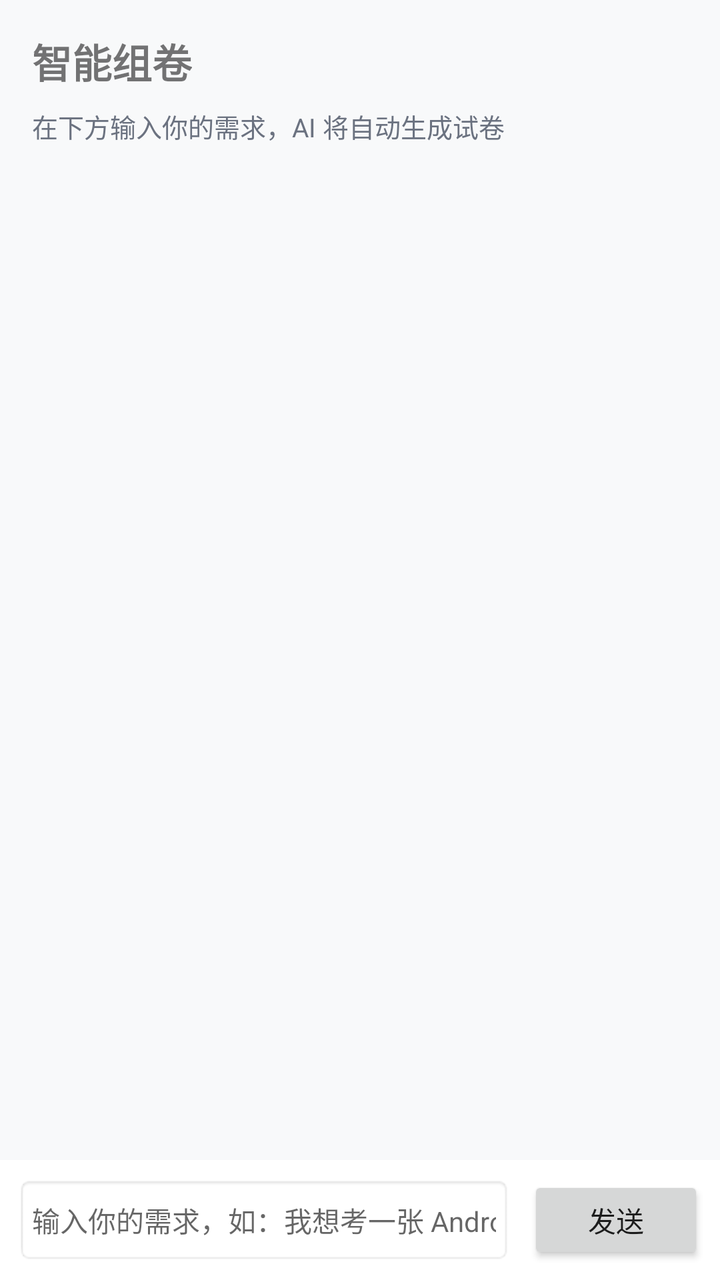
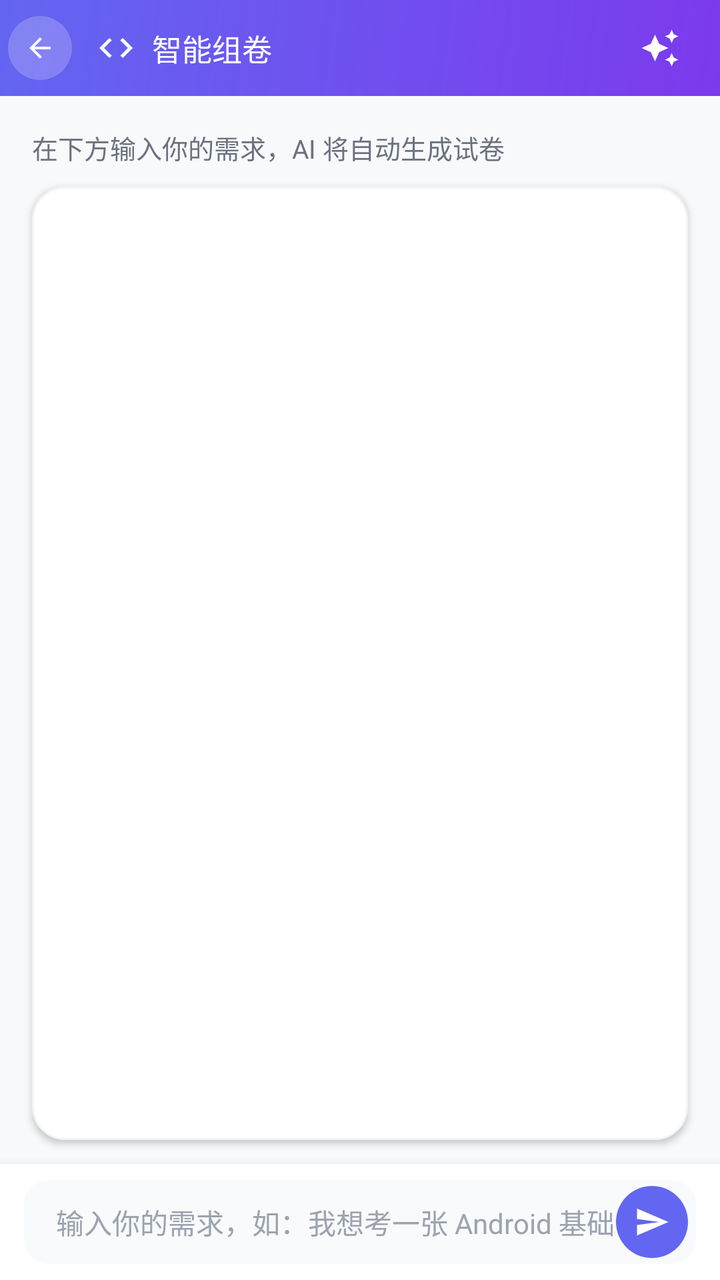

An Android layout rendered at two revisions. The XML below is the earlier revision; the diff shows what the commit changed to produce the second picture.
<!-- AndroidManifest.xml: application theme AppTheme -->
<!-- res/layout/fragment_smart_paper.xml -->
<?xml version="1.0" encoding="utf-8"?>
<LinearLayout xmlns:android="http://schemas.android.com/apk/res/android"
    android:layout_width="match_parent"
    android:layout_height="match_parent"
    android:background="@color/gray_bg"
    android:orientation="vertical">

    
    <LinearLayout
        android:id="@+id/layout_config"
        android:layout_width="match_parent"
        android:layout_height="0dp"
        android:layout_weight="1"
        android:orientation="vertical"
        android:visibility="visible">

        <LinearLayout
            android:layout_width="match_parent"
            android:layout_height="wrap_content"
            android:orientation="vertical"
            android:padding="16dp">

            <TextView
                android:layout_width="wrap_content"
                android:layout_height="wrap_content"
                android:text="智能组卷"
                android:textSize="20sp"
                android:textStyle="bold" />

            <TextView
                android:id="@+id/tv_stream_label"
                android:layout_width="wrap_content"
                android:layout_height="wrap_content"
                android:text="在下方输入你的需求，AI 将自动生成试卷"
                android:textSize="13sp"
                android:textColor="@color/gray_text"
                android:paddingTop="8dp"
                android:paddingBottom="12dp" />
        </LinearLayout>

        
        <WebView
            android:id="@+id/wv_stream_content"
            android:layout_width="match_parent"
            android:layout_height="0dp"
            android:layout_weight="1"
            android:visibility="gone" />

        
        <LinearLayout
            android:layout_width="match_parent"
            android:layout_height="wrap_content"
            android:orientation="vertical"
            android:padding="16dp">

            <Button
                android:id="@+id/btn_pdf"
                android:layout_width="match_parent"
                android:layout_height="48dp"
                android:text="生成 PDF 试卷"
                android:textSize="15sp"
                android:visibility="gone" />

            <Button
                android:id="@+id/btn_start_quiz"
                android:layout_width="match_parent"
                android:layout_height="48dp"
                android:layout_marginTop="8dp"
                android:text="开始答题"
                android:textSize="15sp"
                android:visibility="gone" />

            <Button
                android:id="@+id/btn_answer_key"
                android:layout_width="match_parent"
                android:layout_height="48dp"
                android:layout_marginTop="8dp"
                android:text="查看解析"
                android:textSize="15sp"
                android:visibility="gone" />
        </LinearLayout>
    </LinearLayout>

    
    <LinearLayout
        android:id="@+id/layout_quiz"
        android:layout_width="match_parent"
        android:layout_height="0dp"
        android:layout_weight="1"
        android:orientation="vertical"
        android:padding="16dp"
        android:visibility="gone">

        <TextView
            android:id="@+id/tv_progress"
            android:layout_width="wrap_content"
            android:layout_height="wrap_content"
            android:text="1/10"
            android:textSize="14sp"
            android:textColor="@color/gray_text" />

        <TextView
            android:id="@+id/tv_question"
            android:layout_width="match_parent"
            android:layout_height="wrap_content"
            android:textSize="16sp"
            android:textColor="@color/on_surface"
            android:textStyle="bold"
            android:lineSpacingExtra="4dp"
            android:paddingTop="12dp" />

        <LinearLayout
            android:id="@+id/ll_options"
            android:layout_width="match_parent"
            android:layout_height="0dp"
            android:layout_weight="1"
            android:orientation="vertical"
            android:paddingTop="16dp" />

        <Button
            android:id="@+id/btn_next"
            android:layout_width="match_parent"
            android:layout_height="48dp"
            android:layout_marginTop="24dp"
            android:text="下一题"
            android:textSize="15sp" />
    </LinearLayout>

    
    <LinearLayout
        android:id="@+id/layout_loading"
        android:layout_width="match_parent"
        android:layout_height="0dp"
        android:layout_weight="1"
        android:gravity="center"
        android:orientation="vertical"
        android:visibility="gone">

        <ProgressBar
            android:layout_width="48dp"
            android:layout_height="48dp" />

        <TextView
            android:layout_width="wrap_content"
            android:layout_height="wrap_content"
            android:text="AI 正在生成..."
            android:textSize="14sp"
            android:textColor="@color/text_tertiary"
            android:paddingTop="12dp" />
    </LinearLayout>

    
    <LinearLayout
        android:id="@+id/layout_result"
        android:layout_width="match_parent"
        android:layout_height="0dp"
        android:layout_weight="1"
        android:orientation="vertical"
        android:padding="16dp"
        android:visibility="gone">

        <TextView
            android:id="@+id/tv_result_score"
            android:layout_width="match_parent"
            android:layout_height="wrap_content"
            android:gravity="center"
            android:textSize="36sp"
            android:textStyle="bold"
            android:padding="24dp" />

        <LinearLayout
            android:id="@+id/ll_result_stats"
            android:layout_width="match_parent"
            android:layout_height="wrap_content"
            android:orientation="horizontal" />

        <TextView
            android:layout_width="match_parent"
            android:layout_height="wrap_content"
            android:text="答题详情"
            android:textSize="16sp"
            android:textStyle="bold"
            android:paddingTop="24dp"
            android:paddingBottom="12dp" />

        <LinearLayout
            android:id="@+id/ll_result_details"
            android:layout_width="match_parent"
            android:layout_height="0dp"
            android:layout_weight="1"
            android:orientation="vertical" />

        <Button
            android:id="@+id/btn_back_hub"
            android:layout_width="match_parent"
            android:layout_height="48dp"
            android:layout_marginTop="24dp"
            android:text="返回刷题"
            android:textSize="15sp" />
    </LinearLayout>

    
    <LinearLayout
        android:layout_width="match_parent"
        android:layout_height="wrap_content"
        android:orientation="horizontal"
        android:padding="8dp"
        android:background="@android:color/white"
        android:gravity="center_vertical">

        <EditText
            android:id="@+id/et_chat_input"
            android:layout_width="0dp"
            android:layout_height="44dp"
            android:layout_weight="1"
            android:hint="输入你的需求，如：我想考一张 Android 基础卷子"
            android:textSize="14sp"
            android:textColor="@color/on_surface"
            android:padding="8dp"
            android:background="@android:drawable/editbox_background"
            android:singleLine="true" />

        <Button
            android:id="@+id/btn_send"
            android:layout_width="wrap_content"
            android:layout_height="44dp"
            android:layout_marginStart="8dp"
            android:text="发送"
            android:textSize="14sp"
            android:paddingStart="16dp"
            android:paddingEnd="16dp" />
    </LinearLayout>

</LinearLayout>
<!-- resources referenced by this layout -->
<resources>
  <color name="gray_bg">#F8F9FA</color>
  <color name="gray_text">#6B7280</color>
  <!-- unchanged entries left out for length: 6 -->
</resources>

<!-- the commit's change to res/layout/fragment_smart_paper.xml (unified diff, before → after) -->
@@ -2,8 +2,54 @@
 <LinearLayout xmlns:android="http://schemas.android.com/apk/res/android"
     android:layout_width="match_parent"
     android:layout_height="match_parent"
+    android:orientation="vertical"
     android:background="@color/gray_bg"
-    android:orientation="vertical">
+    android:fitsSystemWindows="true">
+
+    
+    <LinearLayout
+        android:layout_width="match_parent"
+        android:layout_height="48dp"
+        android:orientation="horizontal"
+        android:gravity="center_vertical"
+        android:background="@drawable/bg_deep_header"
+        android:paddingStart="4dp"
+        android:paddingEnd="16dp">
+
+        <ImageView
+            android:id="@+id/iv_back"
+            android:layout_width="32dp"
+            android:layout_height="32dp"
+            android:src="@drawable/ic_back"
+            android:background="@drawable/bg_back_btn"
+            android:tint="#FFFFFF"
+            android:padding="8dp"
+            android:contentDescription="返回" />
+
+        <ImageView
+            android:layout_width="20dp"
+            android:layout_height="20dp"
+            android:src="@drawable/ic_ai"
+            android:tint="#FFFFFF"
+            android:layout_marginStart="12dp" />
+
+        <TextView
+            android:layout_width="0dp"
+            android:layout_height="wrap_content"
+            android:layout_weight="1"
+            android:text="智能组卷"
+            android:textColor="#FFFFFF"
+            android:textSize="15sp"
+            android:fontFamily="sans-serif-medium"
+            android:layout_marginStart="8dp" />
+
+        <ImageView
+            android:layout_width="28dp"
+            android:layout_height="28dp"
+            android:src="@drawable/ic_sparkles"
+            android:tint="#55FFFFFF"
+            android:padding="4dp" />
+    </LinearLayout>
 
     
     <LinearLayout
@@ -14,116 +60,136 @@
         android:orientation="vertical"
         android:visibility="visible">
 
-        <LinearLayout
-            android:layout_width="match_parent"
+        <TextView
+            android:id="@+id/tv_stream_label"
+            android:layout_width="wrap_content"
             android:layout_height="wrap_content"
-            android:orientation="vertical"
-            android:padding="16dp">
-
-            <TextView
-                android:layout_width="wrap_content"
-                android:layout_height="wrap_content"
-                android:text="智能组卷"
-                android:textSize="20sp"
-                android:textStyle="bold" />
-
-            <TextView
-                android:id="@+id/tv_stream_label"
-                android:layout_width="wrap_content"
-                android:layout_height="wrap_content"
-                android:text="在下方输入你的需求，AI 将自动生成试卷"
-                android:textSize="13sp"
-                android:textColor="@color/gray_text"
-                android:paddingTop="8dp"
-                android:paddingBottom="12dp" />
-        </LinearLayout>
-
-        
-        <WebView
-            android:id="@+id/wv_stream_content"
-            android:layout_width="match_parent"
-            android:layout_height="0dp"
-            android:layout_weight="1"
-            android:visibility="gone" />
+            android:text="在下方输入你的需求，AI 将自动生成试卷"
+            android:textSize="13sp"
+            android:textColor="@color/gray_text"
+            android:paddingHorizontal="16dp"
+            android:paddingTop="16dp"
+            android:paddingBottom="10dp" />
 
         
         <LinearLayout
-            android:layout_width="match_parent"
-            android:layout_height="wrap_content"
-            android:orientation="vertical"
-            android:padding="16dp">
-
-            <Button
-                android:id="@+id/btn_pdf"
-                android:layout_width="match_parent"
-                android:layout_height="48dp"
-                android:text="生成 PDF 试卷"
-                android:textSize="15sp"
-                android:visibility="gone" />
-
-            <Button
-                android:id="@+id/btn_start_quiz"
-                android:layout_width="match_parent"
-                android:layout_height="48dp"
-                android:layout_marginTop="8dp"
-                android:text="开始答题"
-                android:textSize="15sp"
-                android:visibility="gone" />
-
-            <Button
-                android:id="@+id/btn_answer_key"
-                android:layout_width="match_parent"
-                android:layout_height="48dp"
-                android:layout_marginTop="8dp"
-                android:text="查看解析"
-                android:textSize="15sp"
-                android:visibility="gone" />
-        </LinearLayout>
-    </LinearLayout>
-
-    
-    <LinearLayout
-        android:id="@+id/layout_quiz"
-        android:layout_width="match_parent"
-        android:layout_height="0dp"
-        android:layout_weight="1"
-        android:orientation="vertical"
-        android:padding="16dp"
-        android:visibility="gone">
-
-        <TextView
-            android:id="@+id/tv_progress"
-            android:layout_width="wrap_content"
-            android:layout_height="wrap_content"
-            android:text="1/10"
-            android:textSize="14sp"
-            android:textColor="@color/gray_text" />
-
-        <TextView
-            android:id="@+id/tv_question"
-            android:layout_width="match_parent"
-            android:layout_height="wrap_content"
-            android:textSize="16sp"
-            android:textColor="@color/on_surface"
-            android:textStyle="bold"
-            android:lineSpacingExtra="4dp"
-            android:paddingTop="12dp" />
-
-        <LinearLayout
-            android:id="@+id/ll_options"
             android:layout_width="match_parent"
             android:layout_height="0dp"
             android:layout_weight="1"
             android:orientation="vertical"
-            android:paddingTop="16dp" />
-
-        <Button
-            android:id="@+id/btn_next"
+            android:background="@drawable/bg_card_white"
+            android:elevation="2dp"
+            android:layout_marginHorizontal="16dp"
+            android:layout_marginBottom="12dp">
+
+            <WebView
+                android:id="@+id/wv_stream_content"
+                android:layout_width="match_parent"
+                android:layout_height="0dp"
+                android:layout_weight="1"
+                android:layout_margin="8dp"
+                android:visibility="gone" />
+
+            <LinearLayout
+                android:layout_width="match_parent"
+                android:layout_height="wrap_content"
+                android:orientation="horizontal"
+                android:gravity="center"
+                android:paddingHorizontal="12dp"
+                android:paddingBottom="12dp">
+
+                <Button
+                    android:id="@+id/btn_pdf"
+                    android:layout_width="0dp"
+                    android:layout_height="42dp"
+                    android:layout_weight="1"
+                    android:text="生成 PDF 试卷"
+                    android:textSize="13sp"
+                    android:textColor="#FFFFFF"
+                    android:background="@drawable/bg_btn_primary"
+                    android:visibility="gone" />
+
+                <Button
+                    android:id="@+id/btn_start_quiz"
+                    android:layout_width="0dp"
+                    android:layout_height="42dp"
+                    android:layout_weight="1"
+                    android:layout_marginStart="8dp"
+                    android:text="开始答题"
+                    android:textSize="13sp"
+                    android:textColor="#FFFFFF"
+                    android:background="@drawable/bg_btn_primary"
+                    android:visibility="gone" />
+
+                <Button
+                    android:id="@+id/btn_answer_key"
+                    android:layout_width="0dp"
+                    android:layout_height="42dp"
+                    android:layout_weight="1"
+                    android:layout_marginStart="8dp"
+                    android:text="查看解析"
+                    android:textSize="13sp"
+                    android:textColor="@color/primary_color"
+                    android:background="@drawable/bg_btn_outline_primary"
+                    android:visibility="gone" />
+            </LinearLayout>
+        </LinearLayout>
+    </LinearLayout>
+
+    
+    <LinearLayout
+        android:id="@+id/layout_quiz"
+        android:layout_width="match_parent"
+        android:layout_height="0dp"
+        android:layout_weight="1"
+        android:orientation="vertical"
+        android:visibility="gone">
+
+        <LinearLayout
             android:layout_width="match_parent"
-            android:layout_height="48dp"
-            android:layout_marginTop="24dp"
-            android:text="下一题"
-            android:textSize="15sp" />
+            android:layout_height="match_parent"
+            android:orientation="vertical"
+            android:background="@drawable/bg_card_white"
+            android:elevation="2dp"
+            android:layout_margin="16dp"
+            android:padding="16dp">
+
+            <TextView
+                android:id="@+id/tv_progress"
+                android:layout_width="wrap_content"
+                android:layout_height="wrap_content"
+                android:text="1/10"
+                android:textSize="14sp"
+                android:textColor="@color/gray_text" />
+
+            <TextView
+                android:id="@+id/tv_question"
+                android:layout_width="match_parent"
+                android:layout_height="wrap_content"
+                android:textSize="16sp"
+                android:textColor="@color/on_surface"
+                android:textStyle="bold"
+                android:lineSpacingExtra="4dp"
+                android:paddingTop="12dp" />
+
+            <LinearLayout
+                android:id="@+id/ll_options"
+                android:layout_width="match_parent"
+                android:layout_height="0dp"
+                android:layout_weight="1"
+                android:orientation="vertical"
+                android:paddingTop="16dp" />
+
+            <Button
+                android:id="@+id/btn_next"
+                android:layout_width="match_parent"
+                android:layout_height="48dp"
+                android:layout_marginTop="24dp"
+                android:text="下一题"
+                android:textSize="15sp"
+                android:textColor="#FFFFFF"
+                android:background="@drawable/bg_btn_primary" />
+        </LinearLayout>
     </LinearLayout>
 
     
@@ -138,7 +204,8 @@
 
         <ProgressBar
             android:layout_width="48dp"
-            android:layout_height="48dp" />
+            android:layout_height="48dp"
+            android:indeterminateTint="@color/primary_color" />
 
         <TextView
             android:layout_width="wrap_content"
@@ -146,7 +213,7 @@
             android:text="AI 正在生成..."
             android:textSize="14sp"
             android:textColor="@color/text_tertiary"
-            android:paddingTop="12dp" />
+            android:paddingTop="16dp" />
     </LinearLayout>
 
     
@@ -156,79 +223,106 @@
         android:layout_height="0dp"
         android:layout_weight="1"
         android:orientation="vertical"
-        android:padding="16dp"
         android:visibility="gone">
 
-        <TextView
-            android:id="@+id/tv_result_score"
+        <LinearLayout
+            android:layout_width="match_parent"
+            android:layout_height="match_parent"
+            android:orientation="vertical"
+            android:background="@drawable/bg_card_white"
+            android:elevation="2dp"
+            android:layout_margin="16dp"
+            android:padding="16dp">
+
+            <TextView
+                android:id="@+id/tv_result_score"
+                android:layout_width="match_parent"
+                android:layout_height="wrap_content"
+                android:gravity="center"
+                android:textSize="36sp"
+                android:textStyle="bold"
+                android:textColor="@color/primary_color"
+                android:paddingVertical="24dp" />
+
+            <LinearLayout
+                android:id="@+id/ll_result_stats"
+                android:layout_width="match_parent"
+                android:layout_height="wrap_content"
+                android:orientation="horizontal" />
+
+            <TextView
+                android:layout_width="match_parent"
+                android:layout_height="wrap_content"
+                android:text="答题详情"
+                android:textSize="16sp"
+                android:textStyle="bold"
+                android:textColor="@color/on_surface"
+                android:paddingTop="24dp"
+                android:paddingBottom="12dp" />
+
+            <LinearLayout
+                android:id="@+id/ll_result_details"
+                android:layout_width="match_parent"
+                android:layout_height="0dp"
+                android:layout_weight="1"
+                android:orientation="vertical" />
+
+            <Button
+                android:id="@+id/btn_back_hub"
+                android:layout_width="match_parent"
+                android:layout_height="48dp"
+                android:layout_marginTop="24dp"
+                android:text="返回刷题"
+                android:textSize="15sp"
+                android:textColor="#FFFFFF"
+                android:background="@drawable/bg_btn_primary" />
+        </LinearLayout>
+    </LinearLayout>
+
+    
+    <LinearLayout
+        android:layout_width="match_parent"
+        android:layout_height="wrap_content"
+        android:orientation="vertical"
+        android:background="@color/white"
+        android:elevation="8dp"
+        android:paddingHorizontal="12dp"
+        android:paddingVertical="8dp">
+
+        <LinearLayout
             android:layout_width="match_parent"
             android:layout_height="wrap_content"
-            android:gravity="center"
-            android:textSize="36sp"
-            android:textStyle="bold"
-            android:padding="24dp" />
-
-        <LinearLayout
-            android:id="@+id/ll_result_stats"
-            android:layout_width="match_parent"
-            android:layout_height="wrap_content"
-            android:orientation="horizontal" />
-
-        <TextView
-            android:layout_width="match_parent"
-            android:layout_height="wrap_content"
-            android:text="答题详情"
-            android:textSize="16sp"
-            android:textStyle="bold"
-            android:paddingTop="24dp"
-            android:paddingBottom="12dp" />
-
-        <LinearLayout
-            android:id="@+id/ll_result_details"
-            android:layout_width="match_parent"
-            android:layout_height="0dp"
-            android:layout_weight="1"
-            android:orientation="vertical" />
-
-        <Button
-            android:id="@+id/btn_back_hub"
-            android:layout_width="match_parent"
-            android:layout_height="48dp"
-            android:layout_marginTop="24dp"
-            android:text="返回刷题"
-            android:textSize="15sp" />
-    </LinearLayout>
-
-    
-    <LinearLayout
-        android:layout_width="match_parent"
-        android:layout_height="wrap_content"
-        android:orientation="horizontal"
-        android:padding="8dp"
-        android:background="@android:color/white"
-        android:gravity="center_vertical">
-
-        <EditText
-            android:id="@+id/et_chat_input"
-            android:layout_width="0dp"
-            android:layout_height="44dp"
-            android:layout_weight="1"
-            android:hint="输入你的需求，如：我想考一张 Android 基础卷子"
-            android:textSize="14sp"
-            android:textColor="@color/on_surface"
-            android:padding="8dp"
-            android:background="@android:drawable/editbox_background"
-            android:singleLine="true" />
-
-        <Button
-            android:id="@+id/btn_send"
-            android:layout_width="wrap_content"
-            android:layout_height="44dp"
-            android:layout_marginStart="8dp"
-            android:text="发送"
-            android:textSize="14sp"
+            android:orientation="horizontal"
+            android:background="@drawable/bg_input_rounded"
             android:paddingStart="16dp"
-            android:paddingEnd="16dp" />
+            android:paddingEnd="4dp"
+            android:gravity="center_vertical">
+
+            <EditText
+                android:id="@+id/et_chat_input"
+                android:layout_width="0dp"
+                android:layout_height="42dp"
+                android:layout_weight="1"
+                android:hint="输入你的需求，如：我想考一张 Android 基础卷子"
+                android:textSize="14sp"
+                android:textColor="@color/on_surface"
+                android:textColorHint="@color/text_tertiary"
+                android:background="@null"
+                android:gravity="center_vertical"
+                android:singleLine="true" />
+
+            <ImageButton
+                android:id="@+id/btn_send"
+                android:layout_width="36dp"
+                android:layout_height="36dp"
+                android:layout_gravity="center_vertical"
+                android:src="@drawable/ic_send"
+                android:background="@drawable/send_btn_bg"
+                android:tint="#FFFFFF"
+                android:padding="9dp"
+                android:contentDescription="发送"
+                android:scaleType="centerInside" />
+        </LinearLayout>
     </LinearLayout>
 
 </LinearLayout>
<!-- resource entries referenced after the edit -->
@@ -2,6 +2,100 @@
 <resources>
   <color name="gray_bg">#F8F9FA</color>
   <color name="gray_text">#6B7280</color>
+  <color name="white">#FFFFFF</color>
+  <!-- drawable bg_back_btn (drawable) -->
+  <?xml version="1.0" encoding="utf-8"?>
+  <shape xmlns:android="http://schemas.android.com/apk/res/android" android:shape="oval">
+      <solid android:color="#33FFFFFF" />
+  </shape>
+  <!-- drawable bg_btn_outline_primary (drawable) -->
+  <?xml version="1.0" encoding="utf-8"?>
+  <shape xmlns:android="http://schemas.android.com/apk/res/android"
+      android:shape="rectangle">
+      <solid android:color="#FFFFFF" />
+      <stroke android:width="1dp" android:color="@color/primary_color" />
+      <corners android:radius="18dp" />
+  </shape>
+  <!-- drawable bg_btn_primary (drawable) -->
+  <?xml version="1.0" encoding="utf-8"?>
+  <shape xmlns:android="http://schemas.android.com/apk/res/android"
+      android:shape="rectangle">
+      <gradient
+          android:angle="135"
+          android:startColor="#6366F1"
+          android:endColor="#8B5CF6" />
+      <corners android:radius="12dp" />
+  </shape>
+  <!-- drawable bg_card_white (drawable) -->
+  <?xml version="1.0" encoding="utf-8"?>
+  <shape xmlns:android="http://schemas.android.com/apk/res/android" android:shape="rectangle">
+      <solid android:color="#FFFFFF" />
+      <stroke android:width="1dp" android:color="#F3F4F6" />
+      <corners android:radius="16dp" />
+  </shape>
+  <!-- drawable bg_deep_header (drawable) -->
+  <?xml version="1.0" encoding="utf-8"?>
+  <shape xmlns:android="http://schemas.android.com/apk/res/android">
+      <gradient android:angle="135" android:startColor="#7C3AED" android:endColor="#6366F1" />
+  </shape>
+  <!-- drawable bg_input_rounded (drawable) -->
+  <?xml version="1.0" encoding="utf-8"?>
+  <shape xmlns:android="http://schemas.android.com/apk/res/android"
+      android:shape="rectangle">
+      <solid android:color="#F9FAFB" />
+      <corners android:radius="12dp" />
+  </shape>
+  <!-- drawable ic_ai (drawable) -->
+  <vector xmlns:android="http://schemas.android.com/apk/res/android"
+      android:width="36dp"
+      android:height="36dp"
+      android:viewportWidth="24"
+      android:viewportHeight="24"
+      android:tint="?attr/colorOnSurface">
+    <path
+        android:fillColor="@android:color/black"
+        android:pathData="M9.4,16.6L4.8,12l4.6,-4.6L8,6l-6,6 6,6 1.4,-1.4zm5.2,0l4.6,-4.6 -4.6,-4.6L16,6l6,6 -6,6 -1.4,-1.4z"/>
+  </vector>
+  <!-- drawable ic_back (drawable) -->
+  <vector xmlns:android="http://schemas.android.com/apk/res/android"
+      android:width="24dp"
+      android:height="24dp"
+      android:viewportWidth="24"
+      android:viewportHeight="24"
+      android:tint="?attr/colorControlNormal">
+      <path
+          android:fillColor="@android:color/white"
+          android:pathData="M20,11H7.83l5.59-5.59L12,4l-8,8 8,8 1.41,-1.41L7.83,13H20v-2z"/>
+  </vector>
+  <!-- drawable ic_send (drawable) -->
+  <vector xmlns:android="http://schemas.android.com/apk/res/android"
+      android:width="24dp"
+      android:height="24dp"
+      android:viewportWidth="24"
+      android:viewportHeight="24"
+      android:tint="?attr/colorOnSurface">
+    <path
+        android:fillColor="@android:color/black"
+        android:pathData="M2.01,21L23,12 2.01,3 2,10l15,2 -15,2z"/>
+  </vector>
+  <!-- drawable ic_sparkles (drawable) -->
+  <?xml version="1.0" encoding="utf-8"?>
+  <vector xmlns:android="http://schemas.android.com/apk/res/android"
+      android:width="24dp"
+      android:height="24dp"
+      android:viewportWidth="24"
+      android:viewportHeight="24"
+      android:tint="?attr/colorOnSurface">
+      <path
+          android:fillColor="@android:color/white"
+          android:pathData="M19,9l-1.25,-2.75L15,5l2.75,-1.25L19,1l1.25,2.75L23,5l-2.75,1.25L19,9zM11.5,9.5L9,4L6.5,9.5L1,12l5.5,2.5L9,20l2.5,-5.5L17,12L11.5,9.5zM19,15l-1.25,2.75L15,19l2.75,1.25L19,23l1.25,-2.75L23,19l-2.75,-1.25L19,15z" />
+  </vector>
+  <!-- drawable send_btn_bg (drawable) -->
+  <?xml version="1.0" encoding="utf-8"?>
+  <shape xmlns:android="http://schemas.android.com/apk/res/android"
+      android:shape="oval">
+      <solid android:color="@color/primary_color" />
+  </shape>
   <!-- unchanged entries left out for length: 6 -->
 </resources>
 
